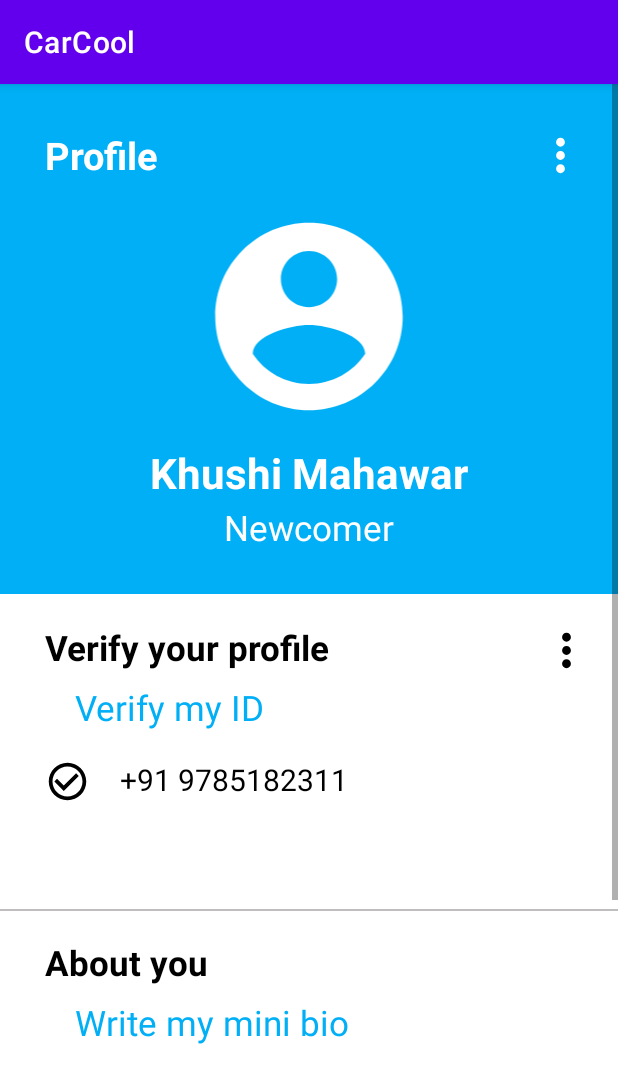
After one commit to km0401/CarCool, an Android app: the fragment ProfileFragment shown on its own in the app's theme, on a phone screen of 412 x 824 dp. The commit adds this screen. Shown: the top 1083 px of the screen. Run offline under Robolectric (Android 15) with nearby library versions, the phone set to English and light mode, and no system bars.

Commit message:
fragmet view added

```diff
--- /dev/null
+++ b/app/src/main/java/com/example/android_dev_carcool/ProfileFragment.java
@@ -0,0 +1,64 @@
+package com.example.android_dev_carcool;
+
+import android.os.Bundle;
+
+import androidx.fragment.app.Fragment;
+
+import android.view.LayoutInflater;
+import android.view.View;
+import android.view.ViewGroup;
+
+/**
+ * A simple {@link Fragment} subclass.
+ * Use the {@link ProfileFragment#newInstance} factory method to
+ * create an instance of this fragment.
+ */
+public class ProfileFragment extends Fragment {
+
+    // TODO: Rename parameter arguments, choose names that match
+    // the fragment initialization parameters, e.g. ARG_ITEM_NUMBER
+    private static final String ARG_PARAM1 = "param1";
+    private static final String ARG_PARAM2 = "param2";
+
+    // TODO: Rename and change types of parameters
+    private String mParam1;
+    private String mParam2;
+
+    public ProfileFragment() {
+        // Required empty public constructor
+    }
+
+    /**
+     * Use this factory method to create a new instance of
+     * this fragment using the provided parameters.
+     *
+     * @param param1 Parameter 1.
+     * @param param2 Parameter 2.
+     * @return A new instance of fragment ProfileFragment.
+     */
+    // TODO: Rename and change types and number of parameters
+    public static ProfileFragment newInstance(String param1, String param2) {
+        ProfileFragment fragment = new ProfileFragment();
+        Bundle args = new Bundle();
+        args.putString(ARG_PARAM1, param1);
+        args.putString(ARG_PARAM2, param2);
+        fragment.setArguments(args);
+        return fragment;
+    }
+
+    @Override
+    public void onCreate(Bundle savedInstanceState) {
+        super.onCreate(savedInstanceState);
+        if (getArguments() != null) {
+            mParam1 = getArguments().getString(ARG_PARAM1);
+            mParam2 = getArguments().getString(ARG_PARAM2);
+        }
+    }
+
+    @Override
+    public View onCreateView(LayoutInflater inflater, ViewGroup container,
+                             Bundle savedInstanceState) {
+        // Inflate the layout for this fragment
+        return inflater.inflate(R.layout.fragment_profile, container, false);
+    }
+}
--- /dev/null
+++ b/app/src/main/res/layout/fragment_profile.xml
@@ -0,0 +1,225 @@
+<ScrollView xmlns:android="http://schemas.android.com/apk/res/android"
+    xmlns:app="http://schemas.android.com/apk/res-auto"
+    xmlns:tools="http://schemas.android.com/tools"
+    android:layout_width="fill_parent"
+    android:layout_height="wrap_content"
+    android:orientation="vertical"
+    android:fillViewport="false">
+
+    <FrameLayout
+        android:layout_width="match_parent"
+        android:layout_height="match_parent"
+        android:background="@drawable/custom_background_blue"
+        app:layout_constraintBottom_toBottomOf="@+id/bottom_nav_menu">
+
+        <!--        <RelativeLayout-->
+        <!--            android:layout_width="wrap_content"-->
+        <!--            android:layout_height="match_parent"-->
+        <!--            android:background="@drawable/custom_background_blue"-->
+        <!--            tools:context=".User_Profile">-->
+
+        <LinearLayout
+            android:layout_width="match_parent"
+            android:layout_height="match_parent"
+            android:orientation="horizontal">
+
+            <TextView
+                android:layout_width="wrap_content"
+                android:layout_height="wrap_content"
+                android:layout_margin="30dp"
+                android:text="@string/profile"
+                android:textColor="@color/white"
+                android:textSize="25dp"
+                android:textStyle="bold" />
+
+            <ImageView
+                android:layout_width="wrap_content"
+                android:layout_height="wrap_content"
+                android:layout_marginLeft="220dp"
+                android:layout_marginTop="30dp"
+                android:src="@drawable/user_settings_icon" />
+
+            <LinearLayout
+                android:layout_width="match_parent"
+                android:layout_height="wrap_content"
+                android:layout_marginTop="460dp"
+                android:orientation="horizontal"
+                android:padding="30dp">
+
+                <ImageView
+                    android:layout_width="wrap_content"
+                    android:layout_height="wrap_content"
+                    android:src="@drawable/user_profile_check_icon" />
+
+                <TextView
+                    android:layout_width="wrap_content"
+                    android:layout_height="wrap_content"
+                    android:layout_marginLeft="20dp"
+                    android:text="@string/user_profile_email"
+                    android:textColor="@color/black"
+                    android:textSize="20dp" />
+            </LinearLayout>
+
+        </LinearLayout>
+
+        <ImageView
+            android:layout_width="match_parent"
+            android:layout_height="wrap_content"
+            android:layout_marginTop="80dp"
+            android:src="@drawable/user_profile_account" />
+
+        <TextView
+            android:layout_width="match_parent"
+            android:layout_height="wrap_content"
+            android:layout_marginTop="240dp"
+            android:gravity="center"
+            android:text="@string/user_name"
+            android:textColor="@color/white"
+            android:textSize="28dp"
+            android:textStyle="bold" />
+
+        <TextView
+            android:layout_width="match_parent"
+            android:layout_height="wrap_content"
+            android:layout_marginTop="280dp"
+            android:gravity="center"
+            android:text="Newcomer"
+            android:textColor="@color/white"
+            android:textSize="23dp" />
+
+        <LinearLayout
+            android:layout_width="match_parent"
+            android:layout_height="666dp"
+            android:orientation="horizontal">
+
+            <TextView
+                android:layout_width="wrap_content"
+                android:layout_height="wrap_content"
+                android:layout_marginLeft="30dp"
+                android:layout_marginTop="360dp"
+                android:gravity="left"
+                android:text="@string/user_profile_verify"
+                android:textColor="@color/black"
+                android:textSize="23dp"
+                android:textStyle="bold" />
+
+            <ImageView
+                android:layout_width="wrap_content"
+                android:layout_height="wrap_content"
+                android:layout_marginLeft="140dp"
+                android:layout_marginTop="360dp"
+                android:src="@drawable/user_settings_icon_black" />
+
+        </LinearLayout>
+
+        <TextView
+            android:id="@+id/verify_id"
+            android:layout_width="wrap_content"
+            android:layout_height="wrap_content"
+            android:layout_marginLeft="50dp"
+            android:layout_marginTop="400dp"
+            android:gravity="left"
+            android:text="@string/user_profile_verify_id"
+            android:textColor="@color/blue_main"
+            android:textSize="23dp" />
+
+        <LinearLayout
+            android:layout_width="match_parent"
+            android:layout_height="wrap_content"
+            android:layout_marginTop="420dp"
+            android:orientation="horizontal"
+            android:padding="30dp">
+
+            <ImageView
+                android:layout_width="wrap_content"
+                android:layout_height="wrap_content"
+                android:src="@drawable/user_profile_check_icon" />
+
+            <TextView
+                android:layout_width="wrap_content"
+                android:layout_height="wrap_content"
+                android:layout_marginLeft="20dp"
+                android:text="@string/user_profile_phone"
+                android:textColor="@color/black"
+                android:textSize="20dp" />
+        </LinearLayout>
+
+        <View
+            android:layout_width="match_parent"
+            android:layout_height="1dp"
+            android:layout_marginTop="550dp"
+            android:background="@color/grey_for_text" />
+
+        <TextView
+            android:layout_width="wrap_content"
+            android:layout_height="wrap_content"
+            android:layout_marginLeft="30dp"
+            android:layout_marginTop="570dp"
+            android:gravity="left"
+            android:text="@string/user_profile_about"
+            android:textColor="@color/black"
+            android:textSize="23dp"
+            android:textStyle="bold" />
+
+        <TextView
+            android:id="@+id/add_bio"
+            android:layout_width="wrap_content"
+            android:layout_height="wrap_content"
+            android:layout_marginLeft="50dp"
+            android:layout_marginTop="610dp"
+            android:gravity="left"
+            android:text="@string/user_profile_write_bio"
+            android:textColor="@color/blue_main"
+            android:textSize="23dp" />
+
+        <TextView
+            android:id="@+id/mini_bio"
+            android:layout_width="wrap_content"
+            android:layout_height="wrap_content"
+            android:layout_marginLeft="50dp"
+            android:layout_marginTop="740dp"
+            android:gravity="left"
+            android:text=""
+            android:textColor="@color/blue_main"
+            android:textSize="23dp" />
+
+        <TextView
+            android:id="@+id/add_preferences"
+            android:layout_width="wrap_content"
+            android:layout_height="wrap_content"
+            android:layout_marginLeft="50dp"
+            android:layout_marginTop="790dp"
+            android:gravity="left"
+            android:text="@string/user_profile_preferences"
+            android:textColor="@color/blue_main"
+            android:textSize="23dp" />
+
+        <!--        </RelativeLayout>-->
+        <androidx.constraintlayout.widget.ConstraintLayout
+            android:layout_width="match_parent"
+            android:layout_height="match_parent">
+
+            <FrameLayout
+                android:id="@+id/frameLayout"
+                android:layout_width="0dp"
+                android:layout_height="0dp"
+                app:layout_constraintBottom_toTopOf="@+id/bottomNavigationView"
+                app:layout_constraintEnd_toEndOf="parent"
+                app:layout_constraintStart_toStartOf="parent"
+                app:layout_constraintTop_toTopOf="parent">
+
+            </FrameLayout>
+
+            <com.google.android.material.bottomnavigation.BottomNavigationView
+                android:id="@+id/bottomNavigationView"
+                android:layout_width="0dp"
+                android:layout_height="wrap_content"
+                app:layout_constraintBottom_toBottomOf="parent"
+                app:layout_constraintEnd_toEndOf="parent"
+                app:layout_constraintStart_toStartOf="parent"
+                app:layout_constraintTop_toBottomOf="@+id/frameLayout"
+                app:menu="@menu/bottom_nav_menu" />
+        </androidx.constraintlayout.widget.ConstraintLayout>
+
+    </FrameLayout>
+</ScrollView>
--- a/app/src/main/res/values/strings.xml
+++ b/app/src/main/res/values/strings.xml
@@ -16,4 +16,6 @@
     <string name="landing_page_password">Already have an account?</string>
     <string name="price_per_seat_publish">Edit price per seat.</string>
     <string name="no_of_passenger_publish">So how many CarCool passengers can you take ?</string>
+    <!-- TODO: Remove or change this placeholder text -->
+    <string name="hello_blank_fragment">Hello blank fragment</string>
 </resources>
```
Also changed, not shown: app/src/main/java/com/example/android_dev_carcool/InboxFragment.java (added, +64 -0 lines), app/src/main/java/com/example/android_dev_carcool/PublishFragment.java (added, +64 -0 lines), app/src/main/java/com/example/android_dev_carcool/RidesFragment.java (added, +64 -0 lines), app/src/main/java/com/example/android_dev_carcool/SearchFragment.java (added, +64 -0 lines), app/src/main/res/layout/activity_publish_return_trip.xml (+11 -4 lines), app/src/main/res/layout/fragment_inbox.xml (added, +14 -0 lines), app/src/main/res/layout/fragment_publish.xml (added, +14 -0 lines), app/src/main/res/layout/fragment_rides.xml (added, +14 -0 lines), app/src/main/res/layout/fragment_search.xml (added, +14 -0 lines).
